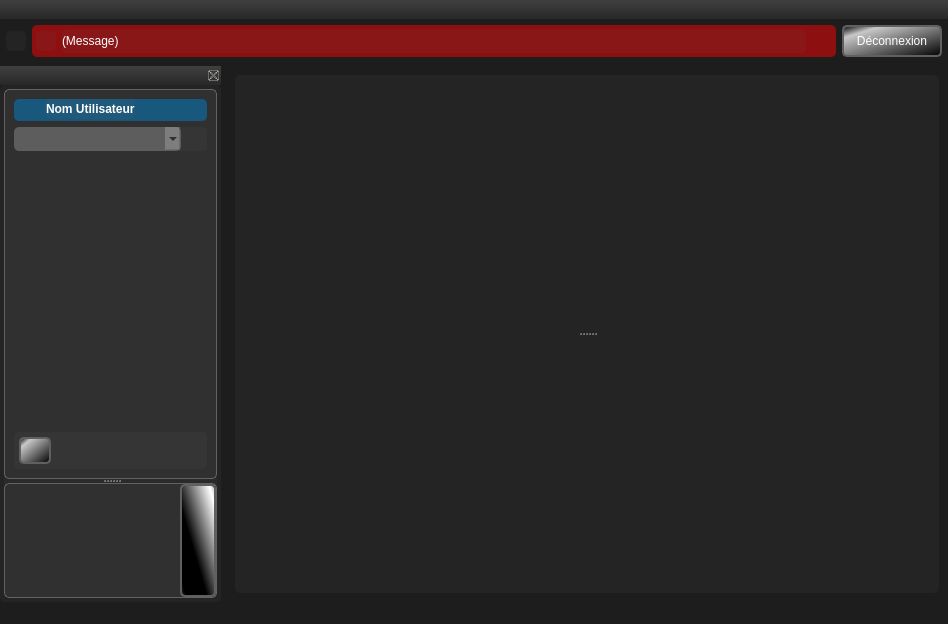
Old version of the form teraplus/client/src/MainWindow.ui in the repository introlab/opentera.
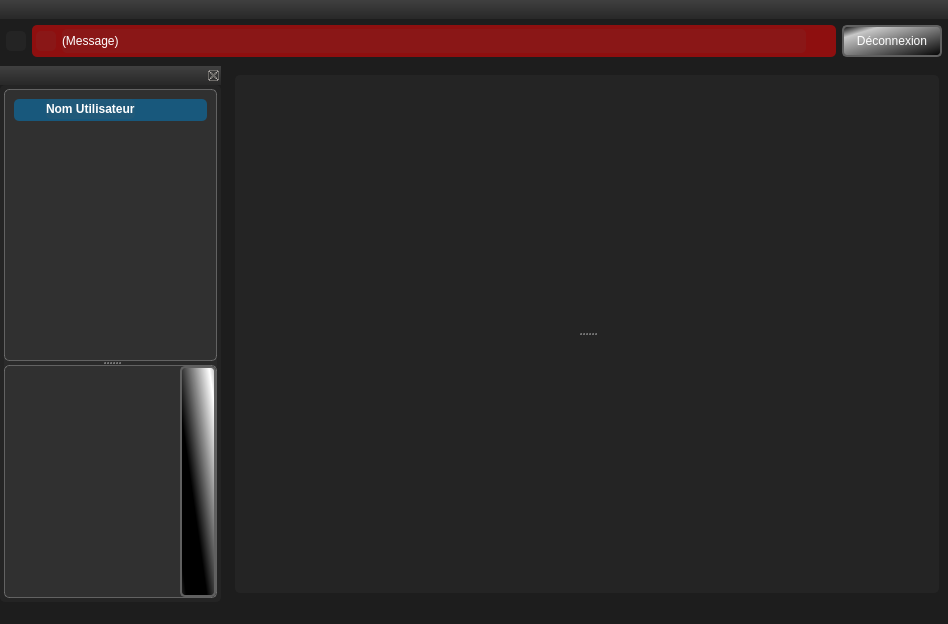
New version of the form. Icons and pictures are not drawn. Custom widgets are drawn as their Qt base class.

Commit message: TeraClient: Moved main menu into ProjectNavigator class

The edit to the form file:
```diff
--- a/teraplus/client/src/MainWindow.ui
+++ b/teraplus/client/src/MainWindow.ui
@@ -50,6 +50,7 @@
 QLineEdit{background-color: rgba(0,0,0,0);color:rgba(255,255,255,50%);}
 QLineEdit:!enabled{background-color: rgba(0,0,0,0);color:rgba(255,255,255,25%);}
 
+QPlainTextEdit,QLineEdit,QListWidget,QComboBox,QTextEdit,QSpinBox{background-color: rgba(255,255,255,50%); color: black;}
 QComboBox:!enabled{background-color: rgba(0,0,0,150);color:white;border:0}</string>
   </property>
   <widget class="QWidget" name="centralwidget">
@@ -508,170 +509,13 @@
              </widget>
             </item>
             <item>
-             <widget class="QFrame" name="frameSites">
+             <widget class="ProjectNavigator" name="widgetMainMenu" native="true">
               <property name="sizePolicy">
-               <sizepolicy hsizetype="Preferred" vsizetype="Maximum">
+               <sizepolicy hsizetype="Expanding" vsizetype="Preferred">
                 <horstretch>0</horstretch>
                 <verstretch>0</verstretch>
                </sizepolicy>
               </property>
-              <property name="frameShape">
-               <enum>QFrame::StyledPanel</enum>
-              </property>
-              <property name="frameShadow">
-               <enum>QFrame::Raised</enum>
-              </property>
-              <layout class="QHBoxLayout" name="horizontalLayout_6">
-               <property name="leftMargin">
-                <number>0</number>
-               </property>
-               <property name="topMargin">
-                <number>0</number>
-               </property>
-               <property name="rightMargin">
-                <number>0</number>
-               </property>
-               <property name="bottomMargin">
-                <number>0</number>
-               </property>
-               <item>
-                <widget class="QComboBox" name="cmbSites">
-                 <property name="minimumSize">
-                  <size>
-                   <width>0</width>
-                   <height>24</height>
-                  </size>
-                 </property>
-                </widget>
-               </item>
-               <item>
-                <widget class="QPushButton" name="btnEditSite">
-                 <property name="sizePolicy">
-                  <sizepolicy hsizetype="Fixed" vsizetype="Fixed">
-                   <horstretch>0</horstretch>
-                   <verstretch>0</verstretch>
-                  </sizepolicy>
-                 </property>
-                 <property name="minimumSize">
-                  <size>
-                   <width>20</width>
-                   <height>20</height>
-                  </size>
-                 </property>
-                 <property name="maximumSize">
-                  <size>
-                   <width>20</width>
-                   <height>20</height>
-                  </size>
-                 </property>
-                 <property name="cursor">
-                  <cursorShape>PointingHandCursor</cursorShape>
-                 </property>
-                 <property name="text">
-                  <string/>
-                 </property>
-                 <property name="icon">
-                  <iconset resource="../resources/TeraClient.qrc">
-                   <normaloff>:/icons/edit.png</normaloff>:/icons/edit.png</iconset>
-                 </property>
-                 <property name="iconSize">
-                  <size>
-                   <width>20</width>
-                   <height>20</height>
-                  </size>
-                 </property>
-                </widget>
-               </item>
-              </layout>
-             </widget>
-            </item>
-            <item>
-             <widget class="QWidget" name="widgetMainMenu" native="true">
-              <property name="sizePolicy">
-               <sizepolicy hsizetype="Maximum" vsizetype="Preferred">
-                <horstretch>0</horstretch>
-                <verstretch>0</verstretch>
-               </sizepolicy>
-              </property>
-              <layout class="QVBoxLayout" name="verticalLayout_5"/>
-             </widget>
-            </item>
-            <item>
-             <widget class="QFrame" name="bottomFrame">
-              <property name="sizePolicy">
-               <sizepolicy hsizetype="Preferred" vsizetype="Maximum">
-                <horstretch>0</horstretch>
-                <verstretch>0</verstretch>
-               </sizepolicy>
-              </property>
-              <property name="frameShape">
-               <enum>QFrame::StyledPanel</enum>
-              </property>
-              <property name="frameShadow">
-               <enum>QFrame::Raised</enum>
-              </property>
-              <layout class="QHBoxLayout" name="horizontalLayout_5">
-               <property name="leftMargin">
-                <number>5</number>
-               </property>
-               <property name="topMargin">
-                <number>5</number>
-               </property>
-               <property name="rightMargin">
-                <number>5</number>
-               </property>
-               <property name="bottomMargin">
-                <number>5</number>
-               </property>
-               <item>
-                <widget class="QToolButton" name="btnNewItem">
-                 <property name="minimumSize">
-                  <size>
-                   <width>32</width>
-                   <height>20</height>
-                  </size>
-                 </property>
-                 <property name="cursor">
-                  <cursorShape>PointingHandCursor</cursorShape>
-                 </property>
-                 <property name="text">
-                  <string/>
-                 </property>
-                 <property name="icon">
-                  <iconset resource="../resources/TeraClient.qrc">
-                   <normaloff>:/icons/new.png</normaloff>:/icons/new.png</iconset>
-                 </property>
-                 <property name="iconSize">
-                  <size>
-                   <width>20</width>
-                   <height>20</height>
-                  </size>
-                 </property>
-                 <property name="popupMode">
-                  <enum>QToolButton::InstantPopup</enum>
-                 </property>
-                 <property name="autoRaise">
-                  <bool>false</bool>
-                 </property>
-                 <property name="arrowType">
-                  <enum>Qt::NoArrow</enum>
-                 </property>
-                </widget>
-               </item>
-               <item>
-                <spacer name="horizontalSpacer">
-                 <property name="orientation">
-                  <enum>Qt::Horizontal</enum>
-                 </property>
-                 <property name="sizeHint" stdset="0">
-                  <size>
-                   <width>40</width>
-                   <height>20</height>
-                  </size>
-                 </property>
-                </spacer>
-               </item>
-              </layout>
              </widget>
             </item>
            </layout>
@@ -769,6 +613,14 @@
    </widget>
   </widget>
  </widget>
+ <customwidgets>
+  <customwidget>
+   <class>ProjectNavigator</class>
+   <extends>QWidget</extends>
+   <header>projectnavigator.h</header>
+   <container>1</container>
+  </customwidget>
+ </customwidgets>
  <resources>
   <include location="../resources/TeraClient.qrc"/>
  </resources>
```
The commit also changes 6 other files.
